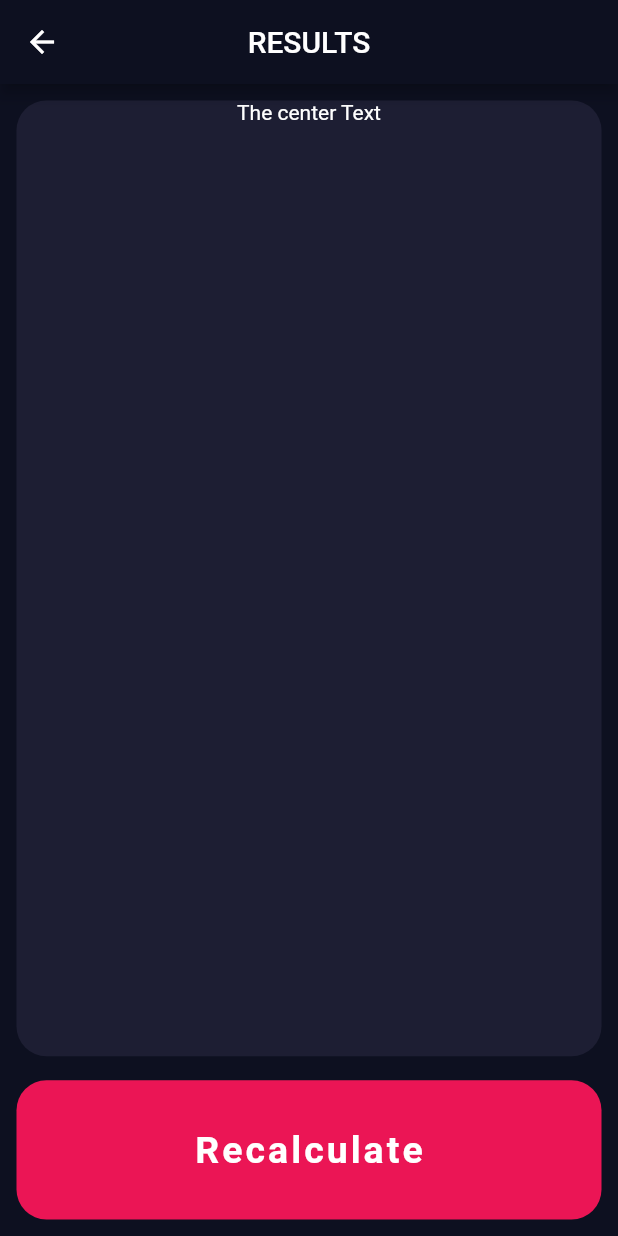
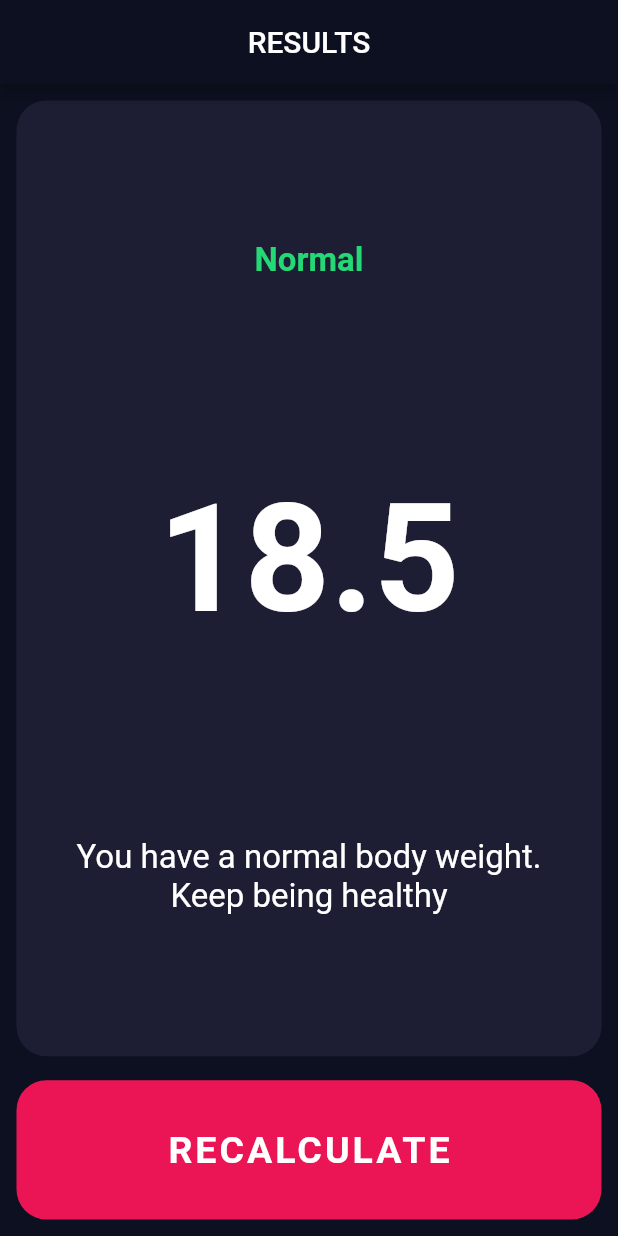
Before and after one commit to Bamidele1234/bmi_calculator, a Flutter app: the screen it shows after launch, after a tap on "CALCULATE", on a phone screen of 412 x 824 dp. Run offline on Flutter 3.47's test engine with Material 2 defaults, Android fonts, the phone set to English and light mode, and no system bars; our stand-ins replace font_awesome_flutter.

Commit message:
Done with app, working on some modifications

```diff
--- /dev/null
+++ b/lib/calculator_brain.dart
@@ -0,0 +1,35 @@
+import 'dart:math';
+
+class CalculatorBrain {
+  CalculatorBrain(this.height, this.weight);
+
+  final int height;
+  final int weight;
+
+  double _bmi = 0;
+
+  String getBmi() {
+    _bmi = (weight / pow(height / 100, 2));
+    return _bmi.toStringAsFixed(1);
+  }
+
+  String getResult() {
+    if (_bmi >= 25) {
+      return 'OverWeight';
+    } else if (_bmi > 18.5) {
+      return 'Normal';
+    } else {
+      return 'Underweight';
+    }
+  }
+
+  String getAdvice() {
+    if (_bmi >= 25) {
+      return 'You have a higher than normal body weight. Try to exercise more';
+    } else if (_bmi > 18.5) {
+      return 'You have a normal body weight. Keep being healthy';
+    } else {
+      return 'You have a normal body weight. You can eat a bit more';
+    }
+  }
+}
--- a/lib/btm_crd_cnt.dart
+++ b/lib/components/btm_crd_cnt.dart
@@ -1,7 +1,7 @@
 import 'package:flutter/material.dart';
-import 'constants.dart';
+import '../constants.dart';
 import 'package:font_awesome_flutter/font_awesome_flutter.dart';
-import 'package:bmi_calculator/reusable_iconbutton.dart';
+import 'package:bmi_calculator/components/reusable_iconbutton.dart';
 
 class BottomCardContent extends StatelessWidget {
   const BottomCardContent({
--- a/lib/card_content.dart
+++ b/lib/components/card_content.dart
@@ -1,5 +1,5 @@
 import 'package:flutter/material.dart';
-import 'constants.dart';
+import '../constants.dart';
 
 class CardContent extends StatelessWidget {
   const CardContent({
--- a/lib/reusable_iconbutton.dart
+++ b/lib/components/reusable_iconbutton.dart
@@ -1,5 +1,5 @@
 import 'package:flutter/material.dart';
-import 'constants.dart';
+import '../constants.dart';
 
 class RoundIconButton extends StatelessWidget {
   const RoundIconButton({
--- a/lib/constants.dart
+++ b/lib/constants.dart
@@ -33,8 +33,18 @@ const kmyBottomButtonTextStyle = TextStyle(
 );
 
 const kmyCalculatedSize = TextStyle(
-  fontSize: 10.0,
-  fontWeight: FontWeight.w200,
+  fontSize: 100.0,
+  fontWeight: FontWeight.bold,
+);
+
+const kmyCalculatedCondition = TextStyle(
+  color: Color(0xFF24D876),
+  fontWeight: FontWeight.bold,
+  fontSize: 22,
+);
+
+const kmyAdvice = TextStyle(
+  fontSize: 22,
 );
 
 /// The
--- a/lib/main.dart
+++ b/lib/main.dart
@@ -1,6 +1,5 @@
-import 'package:bmi_calculator/results_page.dart';
 import 'package:flutter/material.dart';
-import 'input_page.dart';
+import 'screens/input_page.dart';
 
 void main() => runApp(const BMICalculator());
 
@@ -17,11 +16,7 @@ class BMICalculator extends StatelessWidget {
           primary: Color(0xFF0D1020),
         ),
       ),
-      initialRoute: 'Screen1',
-      routes: {
-        'Screen1': (context) => const InputPage(),
-        'Screen2': (context) => const ResultsPage()
-      },
+      home: const InputPage(),
     );
   }
 }
--- a/lib/results_page.dart
+++ /dev/null
@@ -1,53 +0,0 @@
-import 'package:bmi_calculator/constants.dart';
-import 'package:bmi_calculator/reusable_card.dart';
-import 'package:flutter/material.dart';
-
-class ResultsPage extends StatelessWidget {
-  const ResultsPage({Key? key}) : super(key: key);
-
-  @override
-  Widget build(BuildContext context) {
-    return Scaffold(
-      appBar: AppBar(centerTitle: true, title: const Text('RESULTS')),
-      body: Padding(
-        padding: const EdgeInsets.symmetric(horizontal: 3, vertical: 3),
-        child: Column(
-          children: [
-            Expanded(
-              flex: 6,
-              child: ReusableCard(
-                mrg: kmrg,
-                myColor: kactiveColor,
-                brd: kbrd,
-                cardChild: Expanded(
-                  child: Column(
-                    children: const [
-                      Center(
-                        child: Text('The center Text'),
-                      ),
-                    ],
-                  ),
-                ),
-              ),
-            ),
-            Expanded(
-              flex: 1,
-              child: ReusableCard(
-                mrg: kmrg,
-                myColor: kbtnColor,
-                brd: kbrd,
-                onPressed: () {
-                  /// To navigate back to the previous screen
-                  Navigator.pop(context);
-                },
-                cardChild: const Center(
-                  child: Text('Recalculate', style: kmyBottomButtonTextStyle),
-                ),
-              ),
-            ),
-          ],
-        ),
-      ),
-    );
-  }
-}
--- a/lib/input_page.dart
+++ b/lib/screens/input_page.dart
@@ -1,9 +1,11 @@
+import 'package:bmi_calculator/screens/results_page.dart';
 import 'package:flutter/material.dart';
-import 'package:bmi_calculator/reusable_card.dart';
-import 'card_content.dart';
+import 'package:bmi_calculator/components/reusable_card.dart';
+import '../components/card_content.dart';
 import 'package:font_awesome_flutter/font_awesome_flutter.dart';
-import 'constants.dart';
-import 'btm_crd_cnt.dart';
+import '../constants.dart';
+import '../components/btm_crd_cnt.dart';
+import 'package:bmi_calculator/calculator_brain.dart';
 
 /// Enum types for gender
 enum Gender { male, female }
@@ -205,7 +207,17 @@ class _InputPageState extends State<InputPage> {
                   ),
                 ),
                 onPressed: () {
-                  Navigator.pushNamed(context, 'Screen2');
+                  var brain = CalculatorBrain(height, weight);
+                  Navigator.push(
+                    context,
+                    MaterialPageRoute(
+                      builder: (context) => ResultsPage(
+                        bmiValue: brain.getBmi(),
+                        bmiResult: brain.getResult(),
+                        bmiAdvice: brain.getAdvice(),
+                      ),
+                    ),
+                  );
                 },
               ),
             ),
--- /dev/null
+++ b/lib/screens/results_page.dart
@@ -0,0 +1,70 @@
+import 'package:bmi_calculator/constants.dart';
+import 'package:bmi_calculator/components/reusable_card.dart';
+import 'package:flutter/material.dart';
+
+class ResultsPage extends StatelessWidget {
+  const ResultsPage(
+      {required this.bmiValue,
+      required this.bmiResult,
+      required this.bmiAdvice,
+      Key? key})
+      : super(key: key);
+
+  final String bmiValue;
+  final String bmiResult;
+  final String bmiAdvice;
+
+  @override
+  Widget build(BuildContext context) {
+    return Scaffold(
+      appBar: AppBar(
+          automaticallyImplyLeading: false,
+          centerTitle: true,
+          title: const Text('RESULTS')),
+      body: Padding(
+        padding: const EdgeInsets.symmetric(horizontal: 3, vertical: 3),
+        child: Column(
+          children: [
+            Expanded(
+              flex: 6,
+              child: ReusableCard(
+                mrg: kmrg,
+                myColor: kactiveColor,
+                brd: kbrd,
+                cardChild: Padding(
+                  padding: const EdgeInsets.all(30),
+                  child: Center(
+                    child: Column(
+                      mainAxisAlignment: MainAxisAlignment.spaceAround,
+                      children: [
+                        Text(bmiResult, style: kmyCalculatedCondition),
+                        Text(bmiValue, style: kmyCalculatedSize),
+                        Text(bmiAdvice,
+                            style: kmyAdvice, textAlign: TextAlign.center)
+                      ],
+                    ),
+                  ),
+                ),
+              ),
+            ),
+            Expanded(
+              flex: 1,
+              child: ReusableCard(
+                mrg: kmrg,
+                myColor: kbtnColor,
+                brd: kbrd,
+                onPressed: () {
+                  /// To navigate back to the previous screen
+                  Navigator.pop(context);
+                },
+                cardChild: const Center(
+                  child: Text('RECALCULATE', style: kmyBottomButtonTextStyle),
+                ),
+              ),
+            ),
+          ],
+        ),
+      ),
+    );
+  }
+}
```
Also changed, not shown: lib/components/reusable_card.dart (renamed from lib/reusable_card.dart).
